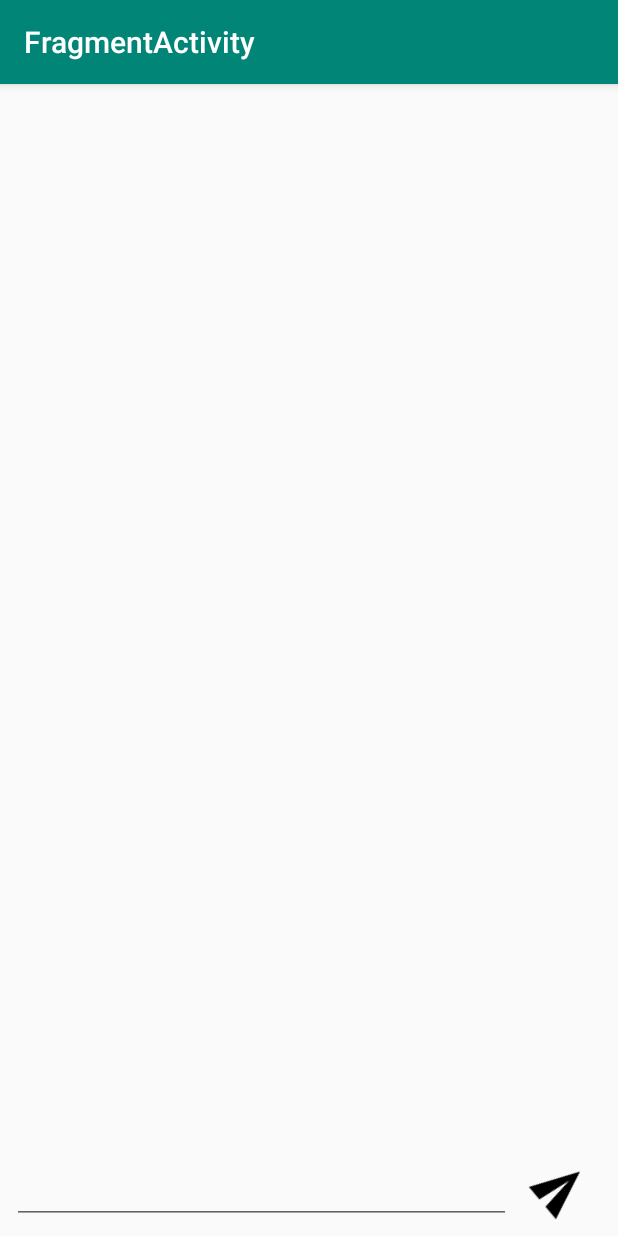
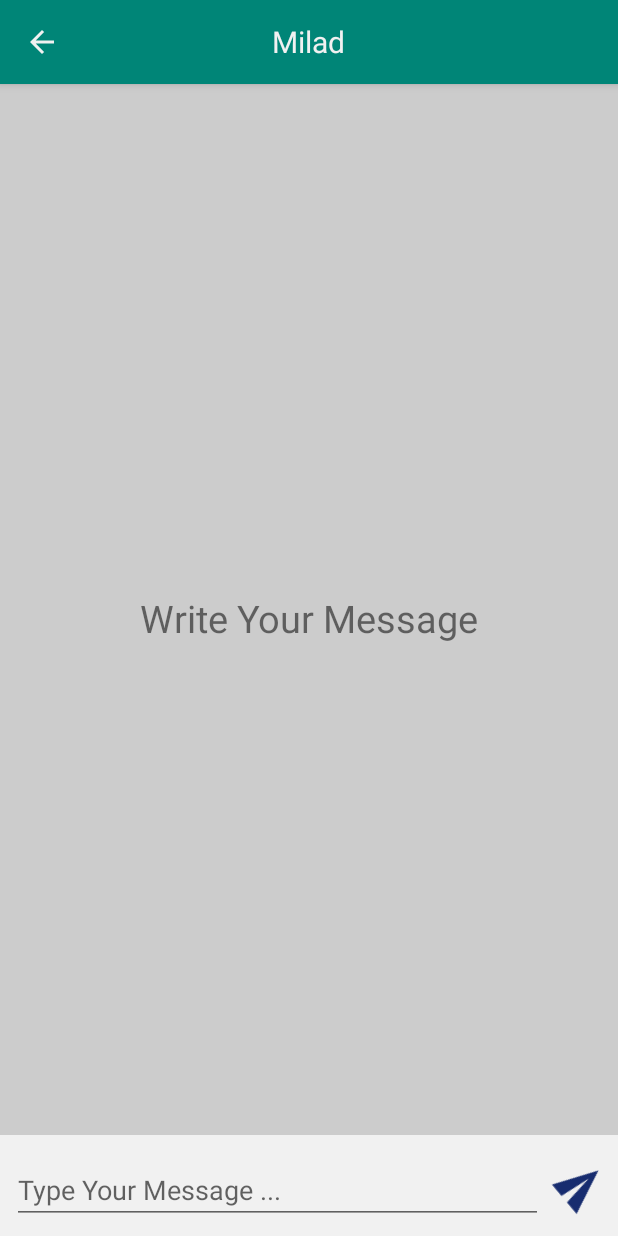
Before and after one commit to miladrajabi/Season5, an Android app: the screen it shows after launch (FragmentActivity), on a phone screen of 412 x 824 dp. Run offline under Robolectric (Android 15) with nearby library versions, the phone set to English and light mode, and no system bars.

Commit message:
Fragment Row

```diff
--- a/app/src/main/AndroidManifest.xml
+++ b/app/src/main/AndroidManifest.xml
@@ -10,7 +10,9 @@
         android:roundIcon="@mipmap/ic_launcher_round"
         android:supportsRtl="true"
         android:theme="@style/AppTheme">
-        <activity android:name=".Episods.FragmentActivity">
+        <activity
+            android:name=".Episods.FragmentActivity"
+            android:theme="@style/AppTheme.NoActionBar">
             <intent-filter>
                 <action android:name="android.intent.action.MAIN" />
 
--- /dev/null
+++ b/app/src/main/res/drawable/ic_arrow_back_black_24dp.xml
@@ -0,0 +1,9 @@
+<vector xmlns:android="http://schemas.android.com/apk/res/android"
+        android:width="24dp"
+        android:height="24dp"
+        android:viewportWidth="24.0"
+        android:viewportHeight="24.0">
+    <path
+        android:fillColor="#FF000000"
+        android:pathData="M20,11H7.83l5.59,-5.59L12,4l-8,8 8,8 1.41,-1.41L7.83,13H20v-2z"/>
+</vector>
--- a/app/src/main/res/layout/activity_fragment.xml
+++ b/app/src/main/res/layout/activity_fragment.xml
@@ -2,6 +2,7 @@
 <RelativeLayout xmlns:android="http://schemas.android.com/apk/res/android"
     xmlns:app="http://schemas.android.com/apk/res-auto"
     xmlns:tools="http://schemas.android.com/tools"
+    android:id="@+id/frgParent"
     android:layout_width="match_parent"
     android:layout_height="match_parent"
     tools:context=".Episods.FragmentActivity">
--- a/app/src/main/res/layout/layout_custom_fragment_row.xml
+++ b/app/src/main/res/layout/layout_custom_fragment_row.xml
@@ -2,39 +2,90 @@
 <RelativeLayout xmlns:android="http://schemas.android.com/apk/res/android"
     xmlns:app="http://schemas.android.com/apk/res-auto"
     android:layout_width="match_parent"
-    android:layout_height="match_parent">
+    android:layout_height="match_parent"
+    android:background="@color/fragmentColor">
 
+    <android.support.design.widget.AppBarLayout
+        android:id="@+id/chatAppbar"
+        android:layout_width="match_parent"
+        android:layout_height="56dp">
+
+        <RelativeLayout
+            android:layout_width="match_parent"
+            android:layout_height="match_parent">
+
+            <android.support.v7.widget.AppCompatImageView
+                android:layout_width="wrap_content"
+                android:layout_height="match_parent"
+                android:layout_marginLeft="@dimen/dp8"
+                android:background="?selectableItemBackgroundBorderless"
+                android:padding="@dimen/dp8"
+                android:tint="@color/white"
+                app:srcCompat="@drawable/ic_arrow_back_black_24dp" />
+
+            <TextView
+                android:layout_width="wrap_content"
+                android:layout_height="wrap_content"
+                android:layout_centerInParent="true"
+                android:text="Milad"
+                android:textColor="@color/white"
+                android:textSize="20sp" />
+
+        </RelativeLayout>
+
+    </android.support.design.widget.AppBarLayout>
 
     <android.support.v7.widget.RecyclerView
         android:layout_width="match_parent"
         android:layout_height="match_parent"
-        android:layout_above="@id/lnrFrg" />
+        android:layout_above="@id/lnrFrg"
+        android:layout_below="@id/chatAppbar" />
 
-    <LinearLayout
+    <android.support.v7.widget.AppCompatTextView
+        android:id="@+id/txtFNoMsg"
+        android:layout_width="match_parent"
+        android:layout_height="match_parent"
+        android:gravity="center"
+        android:text="@string/write_your_message"
+        android:textSize="25sp" />
+
+    <RelativeLayout
         android:id="@+id/lnrFrg"
         android:layout_width="match_parent"
         android:layout_height="wrap_content"
         android:layout_alignParentBottom="true"
-        android:orientation="horizontal"
-        android:padding="@dimen/dp8"
+        android:background="@color/white"
+        android:paddingLeft="@dimen/dp8"
+        android:paddingTop="@dimen/dp8"
+        android:paddingBottom="@dimen/dp8"
         android:weightSum="1">
 
         <android.support.v7.widget.AppCompatEditText
+            android:id="@+id/chatEditTxt"
             android:layout_width="wrap_content"
             android:layout_height="wrap_content"
+            android:layout_alignParentStart="true"
+            android:layout_alignParentLeft="true"
+            android:layout_toStartOf="@id/imgSend"
+            android:layout_toLeftOf="@id/imgSend"
             android:layout_weight="0.9"
-            android:inputType="textMultiLine" />
+            android:hint="@string/type_your_message"
+            android:inputType="textMultiLine"
+            android:paddingTop="@dimen/dp16" />
 
         <android.support.v7.widget.AppCompatImageView
-            android:layout_width="wrap_content"
-            android:layout_height="match_parent"
+            android:id="@+id/imgSend"
+            android:layout_width="50dp"
+            android:layout_height="50dp"
+            android:layout_alignParentRight="true"
+            android:layout_centerVertical="true"
             android:layout_weight="0.1"
-            android:paddingLeft="@dimen/dp4"
-            android:paddingTop="@dimen/dp4"
-            android:paddingBottom="@dimen/dp4"
+            android:background="?selectableItemBackgroundBorderless"
+            android:padding="@dimen/dp8"
             android:rotation="-40"
+            android:tint="@color/chatSend"
             app:srcCompat="@drawable/ic_send_black_24dp" />
 
 
-    </LinearLayout>
+    </RelativeLayout>
 </RelativeLayout>
--- a/app/src/main/res/values/colors.xml
+++ b/app/src/main/res/values/colors.xml
@@ -7,4 +7,6 @@
     <color name="overLay">#77212121</color>
     <color name="songNameColor">#0fd4ed</color>
     <color name="singerNameColor">#d7dbdc</color>
+    <color name="fragmentColor">#CCCCCC</color>
+    <color name="chatSend">#AB2342A5</color>
 </resources>
--- a/app/src/main/res/values/strings.xml
+++ b/app/src/main/res/values/strings.xml
@@ -27,5 +27,7 @@
     <string name="amirAzimi_date">23 تیر 1398</string>
 
     <string name="songName">Song Name</string>
+    <string name="type_your_message">Type Your Message ...</string>
+    <string name="write_your_message">Write Your Message</string>
 
 </resources>
--- a/app/src/main/res/values/styles.xml
+++ b/app/src/main/res/values/styles.xml
@@ -9,8 +9,12 @@
     </style>
 
     <style name="RecyclerPadding">
-
         <item name="android:paddingBottom">@dimen/dp8</item>
         <item name="android:paddingTop">@dimen/dp10</item>
     </style>
+
+    <style name="AppTheme.NoActionBar">
+        <item name="windowActionBar">false</item>
+        <item name="windowNoTitle">true</item>
+    </style>
 </resources>
```
